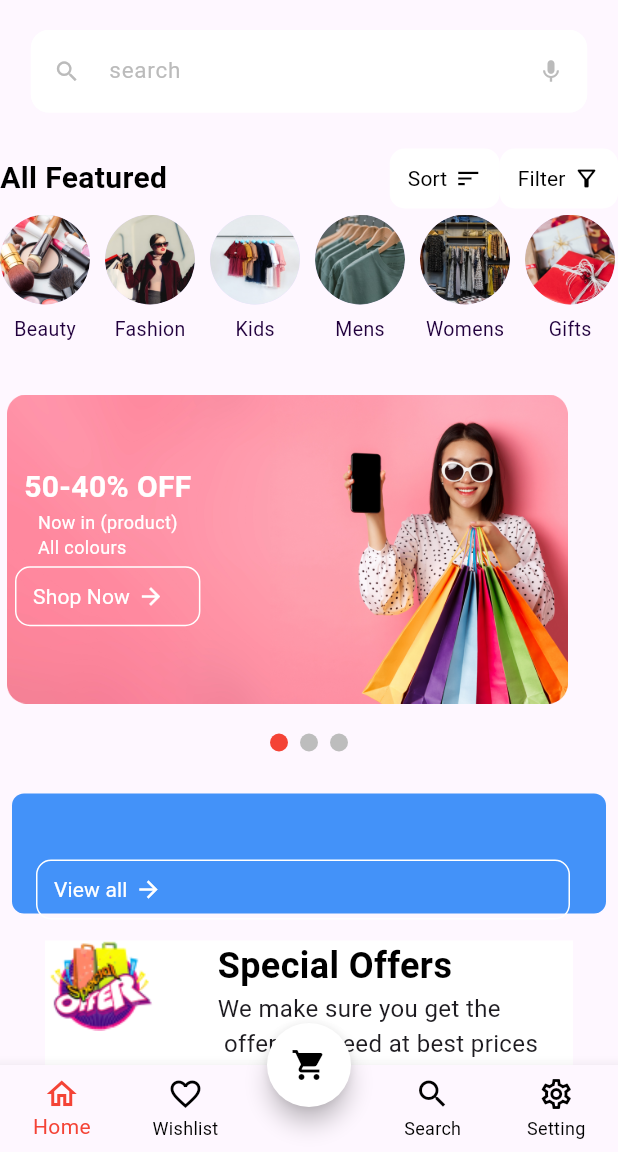
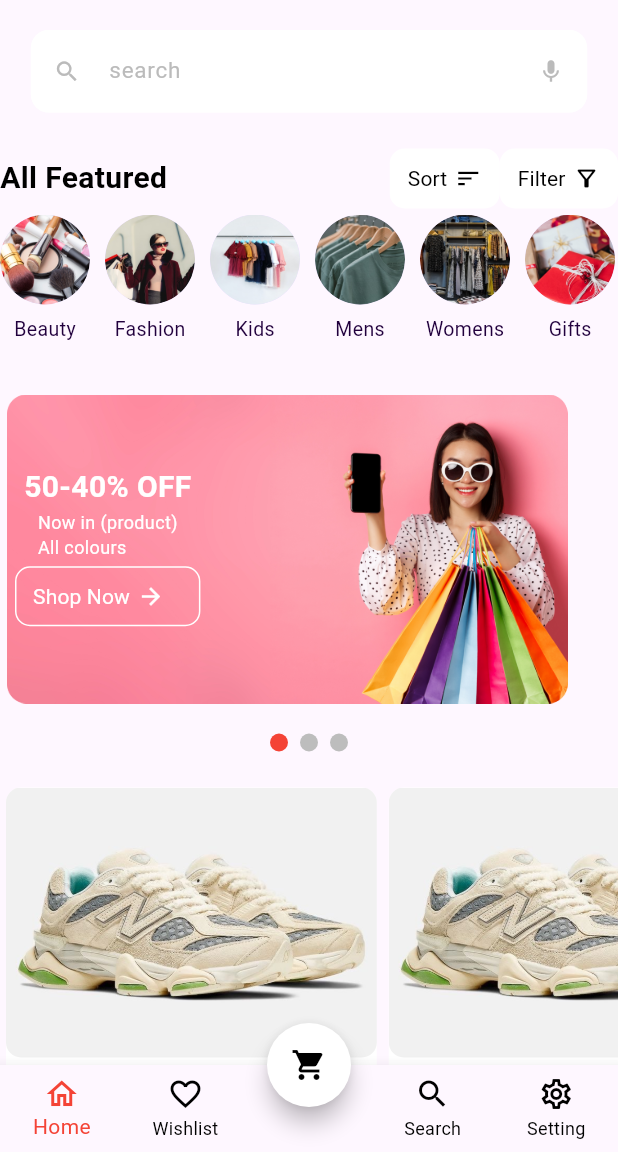
Before and after one commit to MinaVictor1/Ecommerce, a Flutter app: the screen it shows after launch, on a phone screen of 412 x 824 dp, the part 84-1236 px from its top. Run offline on Flutter 3.47's test engine with Material 3 defaults, Android fonts, the phone set to English and light mode, and no system bars; our stand-ins replace carousel_slider, go_router.

Commit message:
products item

```diff
--- a/lib/features/home/presentation/screens/home_page.dart
+++ b/lib/features/home/presentation/screens/home_page.dart
@@ -2,6 +2,7 @@ import 'package:ecommerce/features/home/presentation/screens/widget/all_featured
 import 'package:ecommerce/features/home/presentation/screens/widget/categories.dart';
 import 'package:ecommerce/features/home/presentation/screens/widget/dealview.dart';
 import 'package:ecommerce/features/home/presentation/screens/widget/flat_heels.dart';
+import 'package:ecommerce/features/home/presentation/screens/widget/listview_products.dart';
 import 'package:ecommerce/features/home/presentation/screens/widget/new_arrivals.dart';
 import 'package:ecommerce/features/home/presentation/screens/widget/offer_widget.dart';
 import 'package:ecommerce/features/home/presentation/screens/widget/special_offers.dart';
@@ -13,30 +14,37 @@ class HomePage extends StatelessWidget {
 
   @override
   Widget build(BuildContext context) {
-    return const SingleChildScrollView(
+    return SingleChildScrollView(
       child: Column(
         children: [
-          AllFeatured(),
-          Categories(),
-          OfferWidget(),
-          DealView(
-            icon: Icons.timer,
-            suptitle: '22h 55m 20s remaining',
-            title: 'Deal of the Day',
-            color: Color(0xff4392F9),
-          ),
+          const AllFeatured(),
+          const Categories(),
+          const OfferWidget(),
+          // const DealView(
+          //   icon: Icons.timer,
+          //   suptitle: '22h 55m 20s remaining',
+          //   title: 'Deal of the Day',
+          //   color: Color(0xff4392F9),
+          // ),
           //karol
-          SpecialOffers(),
-          FlatHeels(),
-          DealView(
-            icon: Icons.date_range_outlined,
-            suptitle: 'Last Date 29/02/22',
-            title: 'Trending Products ',
-            color: Color(0xffFD6E87),
-          ),
-          //karol
-          NewArrivals(),
-          Sponser(),
+          SizedBox(
+              width: double.infinity,
+              height: MediaQuery.of(context).size.height * 0.46,
+              child: const ListViewProducts()),
+          const SpecialOffers(),
+          const FlatHeels(),
+          // const DealView(
+          //   icon: Icons.date_range_outlined,
+          //   suptitle: 'Last Date 29/02/22',
+          //   title: 'Trending Products ',
+          //   color: Color(0xffFD6E87),
+          // ),
+          // karol
+          SizedBox(
+              height: MediaQuery.of(context).size.height * 0.46,
+              child: const ListViewProducts()),
+          const NewArrivals(),
+          const Sponser(),
         ],
       ),
     );
--- /dev/null
+++ b/lib/features/home/presentation/screens/widget/image_container.dart
@@ -0,0 +1,17 @@
+import 'package:flutter/material.dart';
+
+class ImageContainer extends StatelessWidget {
+  const ImageContainer({super.key, required this.assetName});
+  final String assetName;
+  @override
+  Widget build(BuildContext context) {
+    return Container(
+      height: 180,
+      decoration: BoxDecoration(
+        borderRadius: BorderRadius.circular(10),
+        image:  DecorationImage(
+            image: AssetImage(assetName), fit: BoxFit.cover),
+      ),
+    );
+  }
+}
--- /dev/null
+++ b/lib/features/home/presentation/screens/widget/listview_products.dart
@@ -0,0 +1,22 @@
+import 'package:ecommerce/features/home/presentation/screens/widget/product_items.dart';
+import 'package:flutter/material.dart';
+
+
+class ListViewProducts extends StatelessWidget {
+  const ListViewProducts({super.key});
+
+  @override
+  Widget build(BuildContext context) {
+    return SizedBox(
+      height: 200,
+
+      child: ListView.builder(
+        itemCount: 5,
+        scrollDirection: Axis.horizontal,
+        itemBuilder: (context, index) {
+          return const ProductItems();
+        },
+      ),
+    );
+  }
+}
--- /dev/null
+++ b/lib/features/home/presentation/screens/widget/product_items.dart
@@ -0,0 +1,35 @@
+import 'package:ecommerce/features/home/presentation/screens/widget/details_container.dart';
+import 'package:ecommerce/features/home/presentation/screens/widget/image_container.dart';
+import 'package:flutter/material.dart';
+
+
+class ProductItems extends StatelessWidget {
+  const ProductItems({super.key});
+
+  @override
+  Widget build(BuildContext context) {
+    return Card(
+      elevation: 0,
+      shape: RoundedRectangleBorder(
+        borderRadius: BorderRadius.circular(10),
+      ),
+      color: Colors.white,
+      child: SizedBox(
+        height: MediaQuery.of(context).size.height * 0.44,
+        width: MediaQuery.of(context).size.width * 0.6,
+        child: const Column(
+          children: [
+            ImageContainer(
+              assetName: "assets/images/sh1.jpeg",
+            ),
+            SizedBox(height: 10),
+            Padding(
+              padding: EdgeInsets.all(10.0),
+              child: DetailsContainer(),
+            ),
+          ],
+        ),
+      ),
+    );
+  }
+}
```
Also changed, not shown: lib/features/home/presentation/screens/widget/details_container.dart (added, +48 -0 lines), lib/features/home/presentation/screens/widget/star_icon.dart (added, +14 -0 lines), lib/features/home/presentation/screens/widget/stars_container.dart (added, +35 -0 lines), lib/features/home/presentation/screens/widget/text_object.dart (added, +17 -0 lines), lib/features/home/presentation/screens/widget/text_price.dart (added, +22 -0 lines), assets/images/sh1.jpeg (added), assets/images/sh2.jpeg (added), assets/images/sh3.jpeg (added), assets/images/sh4.jpeg (added), assets/images/sh5.jpeg (added), pubspec.lock.
